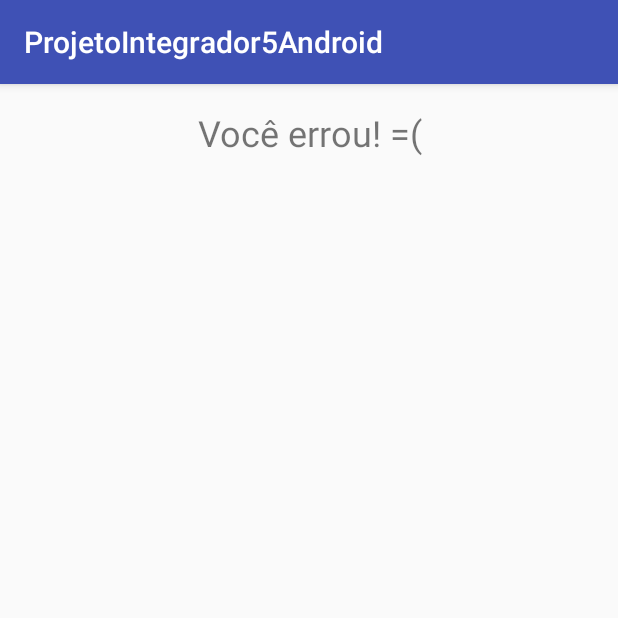
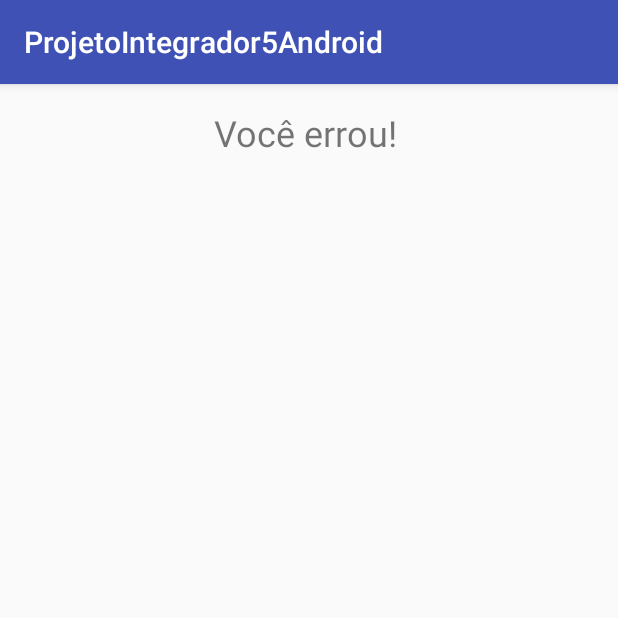
Before and after one commit to UniREDENTOR/ProjetoIntegrador5_Android, an Android app: the fragment ApurarResultadoFragment shown on its own in the app's theme, on a phone screen of 412 x 824 dp, the top half of it. Run offline under Robolectric (Android 15) with nearby library versions, the phone set to English and light mode, and no system bars; 3 statements that could not run were skipped.

Commit message:
é preciso implementar o callback para conseguir recuperar o valor da variável "respostaDaImagem"  no fragmento da imagem

```diff
--- a/app/build.gradle
+++ b/app/build.gradle
@@ -2,7 +2,7 @@ apply plugin: 'com.android.application'
 
 android {
     compileSdkVersion 25
-    buildToolsVersion "25.0.2"
+    buildToolsVersion "25.0.3"
     defaultConfig {
         applicationId "com.example.mikha.projetointegrador5android"
         minSdkVersion 15
@@ -17,10 +17,12 @@ android {
             proguardFiles getDefaultProguardFile('proguard-android.txt'), 'proguard-rules.pro'
         }
     }
+    productFlavors {
+    }
 }
 
 dependencies {
-    compile fileTree(dir: 'libs', include: ['*.jar'])
+    compile fileTree(include: ['*.jar'], dir: 'libs')
     androidTestCompile('com.android.support.test.espresso:espresso-core:2.2.2', {
         exclude group: 'com.android.support', module: 'support-annotations'
     })
--- a/app/src/main/java/com/example/mikha/projetointegrador5android/Fragments/ApurarResultadoFragment.java
+++ b/app/src/main/java/com/example/mikha/projetointegrador5android/Fragments/ApurarResultadoFragment.java
@@ -9,6 +9,7 @@ import android.view.View;
 import android.view.ViewGroup;
 import android.widget.TextView;
 
+import com.example.mikha.projetointegrador5android.MainActivity;
 import com.example.mikha.projetointegrador5android.R;
 
 /**
@@ -19,6 +20,7 @@ public class ApurarResultadoFragment extends Fragment {
     private TextView resultadoPalavra;
     String palavraDigitada;
     String resposta;
+    MainActivity mActivity= new MainActivity();
 
 
     public ApurarResultadoFragment() {
@@ -33,22 +35,19 @@ public class ApurarResultadoFragment extends Fragment {
         View view = inflater.inflate(R.layout.fragment_apurar_resultado, container, false);
         resultadoPalavra = (TextView) view.findViewById(R.id.TextViewTesteFragment);
         palavraDigitada = this.getArguments().getString("oqSeraFalado");
-        Log.v("palavra", palavraDigitada);
         resposta = this.getArguments().getString("resposta");
-        Log.v("resposta", resposta);
 
         if(testeResultado()){
-            setLinearlayoutimagemdofragment(R.drawable.ic_menu_camera);
+            mActivity.setLinearLayoutDaImagemDoFragment(R.drawable.ic_menu_camera);
         }
         return view;
     }
 
     public boolean testeResultado() {
         if (resposta.equalsIgnoreCase(palavraDigitada)){
-            resultadoPalavra.setText("Você acertou!!!!");
             return true;
         }else{
-            resultadoPalavra.setText("Você errou! =(");
+            resultadoPalavra.setText("Você errou! ");
             return false;
         }
     }
--- /dev/null
+++ b/app/src/main/res/menu/itensdomenu.xml
@@ -0,0 +1,9 @@
+<?xml version="1.0" encoding="utf-8"?>
+<menu xmlns:app="http://schemas.android.com/apk/res-auto"
+    xmlns:android="http://schemas.android.com/apk/res/android">
+
+    <item
+        android:id="@+id/categoria1"
+        android:title="Objetos"
+        app:showAsAction="withText" />
+</menu>
```
Also changed, not shown: app/src/main/java/com/example/mikha/projetointegrador5android/Fragments/ImagemFragment.java (+26 -5 lines), app/src/main/java/com/example/mikha/projetointegrador5android/MainActivity.java (+44 -11 lines).
